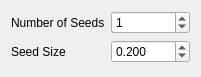
This is src/Interface/Modules/Fields/GeneratePointSamplesFromField.ui in SCIInstitute/SCIRun as Qt 5 draws it before an edit. The edited form follows.
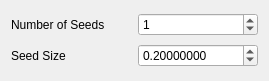
This is the edited form.

```diff
--- a/src/Interface/Modules/Fields/GeneratePointSamplesFromField.ui
+++ b/src/Interface/Modules/Fields/GeneratePointSamplesFromField.ui
@@ -6,8 +6,8 @@
    <rect>
     <x>0</x>
     <y>0</y>
-    <width>201</width>
-    <height>77</height>
+    <width>269</width>
+    <height>81</height>
    </rect>
   </property>
   <property name="minimumSize">
@@ -19,8 +19,15 @@
   <property name="windowTitle">
    <string>Dialog</string>
   </property>
-  <layout class="QFormLayout" name="formLayout">
-   <item row="1" column="1">
+  <layout class="QGridLayout" name="gridLayout">
+   <item row="0" column="0">
+    <widget class="QLabel" name="label">
+     <property name="text">
+      <string>Number of Seeds</string>
+     </property>
+    </widget>
+   </item>
+   <item row="0" column="1">
     <widget class="QSpinBox" name="numberOfSeedsSpinBox_">
      <property name="maximum">
       <number>1000</number>
@@ -30,17 +37,17 @@
      </property>
     </widget>
    </item>
-   <item row="2" column="0">
+   <item row="1" column="0">
     <widget class="QLabel" name="label_2">
      <property name="text">
       <string>Seed Size</string>
      </property>
     </widget>
    </item>
-   <item row="2" column="1">
+   <item row="1" column="1">
     <widget class="QDoubleSpinBox" name="seedSizeDoubleSpinBox_">
      <property name="decimals">
-      <number>3</number>
+      <number>8</number>
      </property>
      <property name="maximum">
       <double>100.000000000000000</double>
@@ -53,13 +60,6 @@
      </property>
     </widget>
    </item>
-   <item row="1" column="0">
-    <widget class="QLabel" name="label">
-     <property name="text">
-      <string>Number of Seeds</string>
-     </property>
-    </widget>
-   </item>
   </layout>
  </widget>
  <resources/>
```
